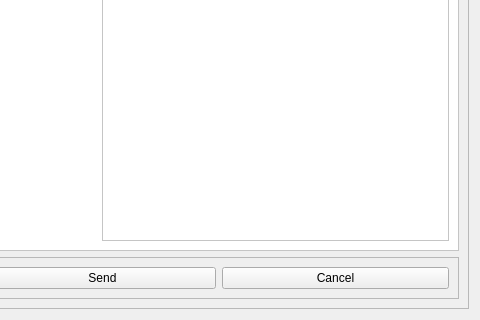
Old version of the form emailall.ui in the repository delivite/phonebook; both pictures show x 320 to 800 and y 280 to 600 of the 800 by 600 pixel window.
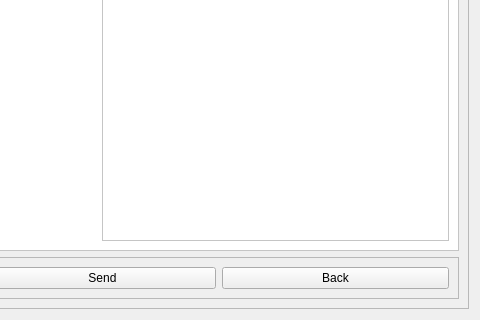
New version of the form. Icons and pictures are not drawn.

```diff
--- a/emailall.ui
+++ b/emailall.ui
@@ -180,7 +180,7 @@
            <item>
             <widget class="QPushButton" name="cancel_button">
              <property name="text">
-              <string>Cancel</string>
+              <string>Back</string>
              </property>
             </widget>
            </item>
```
